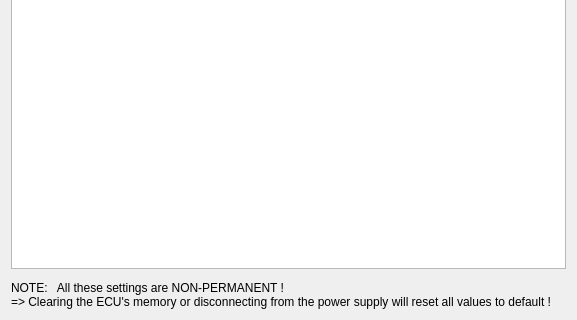
First picture: the form in ui/CUcontent_Adjustments.ui, repository Comer352L/FreeSSM, before the edit; both pictures show x 0 to 577 and y 197 to 517 of the 577 by 517 pixel window.
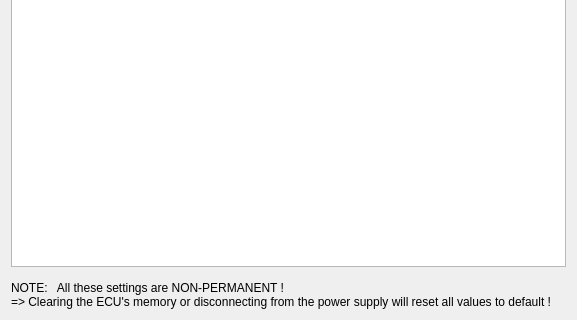
Second picture: the form after the edit.

```diff
--- a/ui/CUcontent_Adjustments.ui
+++ b/ui/CUcontent_Adjustments.ui
@@ -96,11 +96,11 @@
     </widget>
    </item>
    <item>
-    <widget class="QLabel" name="nonPermanentInfo_label" >
-     <property name="minimumSize" >
+    <widget class="QLabel" name="nonPermanentInfo_label">
+     <property name="minimumSize">
       <size>
        <width>0</width>
-       <height>38</height>
+       <height>40</height>
       </size>
      </property>
      <property name="text" >
```
Left out of the diff: 59 changed lines with no effect on the pictures.
